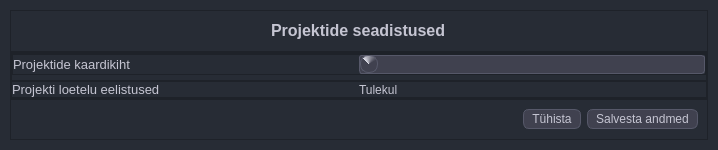
Above: mailabl-qgis/config/confWidgets/ProjectSetup.ui from TuloliKalver/mailabl-qgis before the change. Below: the same form after it.
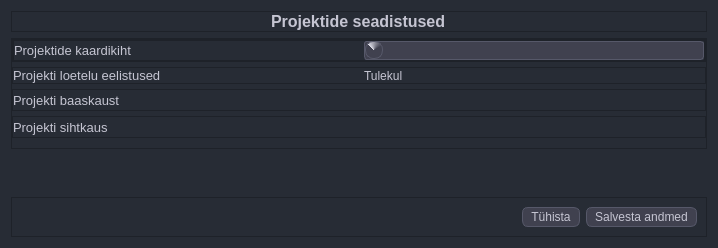
That is the form after the change. Icons and pictures are not drawn.

Commit message: Small changes in UI setup and first stage of Folder copying

```diff
--- a/mailabl-qgis/config/confWidgets/ProjectSetup.ui
+++ b/mailabl-qgis/config/confWidgets/ProjectSetup.ui
@@ -7,7 +7,7 @@
     <x>0</x>
     <y>0</y>
     <width>718</width>
-    <height>150</height>
+    <height>248</height>
    </rect>
   </property>
   <property name="sizePolicy">
@@ -103,21 +103,6 @@
 }</string>
   </property>
   <layout class="QVBoxLayout" name="verticalLayout">
-   <property name="spacing">
-    <number>0</number>
-   </property>
-   <property name="leftMargin">
-    <number>10</number>
-   </property>
-   <property name="topMargin">
-    <number>10</number>
-   </property>
-   <property name="rightMargin">
-    <number>10</number>
-   </property>
-   <property name="bottomMargin">
-    <number>10</number>
-   </property>
    <item>
     <widget class="QFrame" name="f_Label">
      <property name="frameShape">
@@ -176,7 +161,7 @@
      </property>
      <layout class="QVBoxLayout" name="verticalLayout_4">
       <property name="spacing">
-       <number>0</number>
+       <number>5</number>
       </property>
       <property name="leftMargin">
        <number>0</number>
@@ -188,7 +173,7 @@
        <number>0</number>
       </property>
       <property name="bottomMargin">
-       <number>0</number>
+       <number>10</number>
       </property>
       <item>
        <widget class="QFrame" name="f_Main_2">
@@ -200,7 +185,7 @@
         </property>
         <layout class="QVBoxLayout" name="verticalLayout_3">
          <property name="spacing">
-          <number>0</number>
+          <number>10</number>
          </property>
          <property name="leftMargin">
           <number>0</number>
@@ -212,7 +197,7 @@
           <number>0</number>
          </property>
          <property name="bottomMargin">
-          <number>5</number>
+          <number>0</number>
          </property>
          <item>
           <widget class="QFrame" name="f_Main_3">
@@ -224,7 +209,7 @@
            </property>
            <layout class="QHBoxLayout" name="horizontalLayout_3">
             <property name="spacing">
-             <number>0</number>
+             <number>10</number>
             </property>
             <property name="leftMargin">
              <number>0</number>
@@ -311,7 +296,7 @@
         </property>
         <layout class="QHBoxLayout" name="horizontalLayout">
          <property name="spacing">
-          <number>0</number>
+          <number>10</number>
          </property>
          <property name="leftMargin">
           <number>0</number>
@@ -348,9 +333,158 @@
         </layout>
        </widget>
       </item>
+      <item>
+       <widget class="QFrame" name="Projekcts_FolderSetup">
+        <property name="frameShape">
+         <enum>QFrame::StyledPanel</enum>
+        </property>
+        <property name="frameShadow">
+         <enum>QFrame::Raised</enum>
+        </property>
+        <layout class="QHBoxLayout" name="horizontalLayout_62">
+         <property name="spacing">
+          <number>10</number>
+         </property>
+         <property name="leftMargin">
+          <number>0</number>
+         </property>
+         <property name="topMargin">
+          <number>0</number>
+         </property>
+         <property name="rightMargin">
+          <number>0</number>
+         </property>
+         <property name="bottomMargin">
+          <number>0</number>
+         </property>
+         <item>
+          <widget class="QLabel" name="lblProjectsFolder">
+           <property name="font">
+            <font>
+             <pointsize>10</pointsize>
+             <weight>50</weight>
+             <bold>false</bold>
+            </font>
+           </property>
+           <property name="text">
+            <string>Projekti baaskaust</string>
+           </property>
+          </widget>
+         </item>
+         <item>
+          <widget class="QLabel" name="lblProjectsFolder_location">
+           <property name="font">
+            <font>
+             <pointsize>10</pointsize>
+             <weight>50</weight>
+             <bold>false</bold>
+            </font>
+           </property>
+           <property name="text">
+            <string/>
+           </property>
+          </widget>
+         </item>
+         <item>
+          <spacer name="horizontalSpacer_22">
+           <property name="orientation">
+            <enum>Qt::Horizontal</enum>
+           </property>
+           <property name="sizeHint" stdset="0">
+            <size>
+             <width>370</width>
+             <height>20</height>
+            </size>
+           </property>
+          </spacer>
+         </item>
+        </layout>
+       </widget>
+      </item>
+      <item>
+       <widget class="QFrame" name="Projekcts_FolderSetup_2">
+        <property name="frameShape">
+         <enum>QFrame::StyledPanel</enum>
+        </property>
+        <property name="frameShadow">
+         <enum>QFrame::Raised</enum>
+        </property>
+        <layout class="QHBoxLayout" name="horizontalLayout_63">
+         <property name="spacing">
+          <number>10</number>
+         </property>
+         <property name="leftMargin">
+          <number>0</number>
+         </property>
+         <property name="topMargin">
+          <number>0</number>
+         </property>
+         <property name="rightMargin">
+          <number>0</number>
+         </property>
+         <property name="bottomMargin">
+          <number>0</number>
+         </property>
+         <item>
+          <widget class="QLabel" name="lblProjectsTargetFolder">
+           <property name="font">
+            <font>
+             <pointsize>10</pointsize>
+             <weight>50</weight>
+             <bold>false</bold>
+            </font>
+           </property>
+           <property name="text">
+            <string>Projekti sihtkaus</string>
+           </property>
+          </widget>
+         </item>
+         <item>
+          <widget class="QLabel" name="lblProjectsTargetFolder_location">
+           <property name="font">
+            <font>
+             <pointsize>10</pointsize>
+             <weight>50</weight>
+             <bold>false</bold>
+            </font>
+           </property>
+           <property name="text">
+            <string/>
+           </property>
+          </widget>
+         </item>
+         <item>
+          <spacer name="horizontalSpacer_34">
+           <property name="orientation">
+            <enum>Qt::Horizontal</enum>
+           </property>
+           <property name="sizeHint" stdset="0">
+            <size>
+             <width>370</width>
+             <height>20</height>
+            </size>
+           </property>
+          </spacer>
+         </item>
+        </layout>
+       </widget>
+      </item>
      </layout>
     </widget>
    </item>
+   <item>
+    <spacer name="verticalSpacer">
+     <property name="orientation">
+      <enum>Qt::Vertical</enum>
+     </property>
+     <property name="sizeHint" stdset="0">
+      <size>
+       <width>20</width>
+       <height>40</height>
+      </size>
+     </property>
+    </spacer>
+   </item>
    <item>
     <widget class="QFrame" name="f_Buttons">
      <property name="frameShape">
```
The commit also changes 5 other files.
